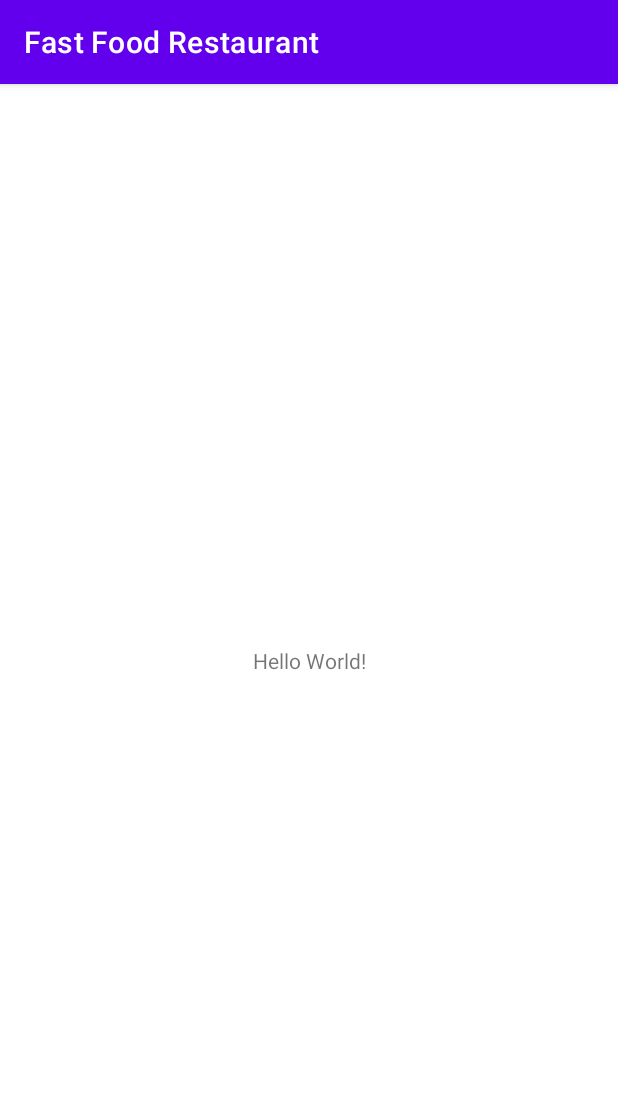
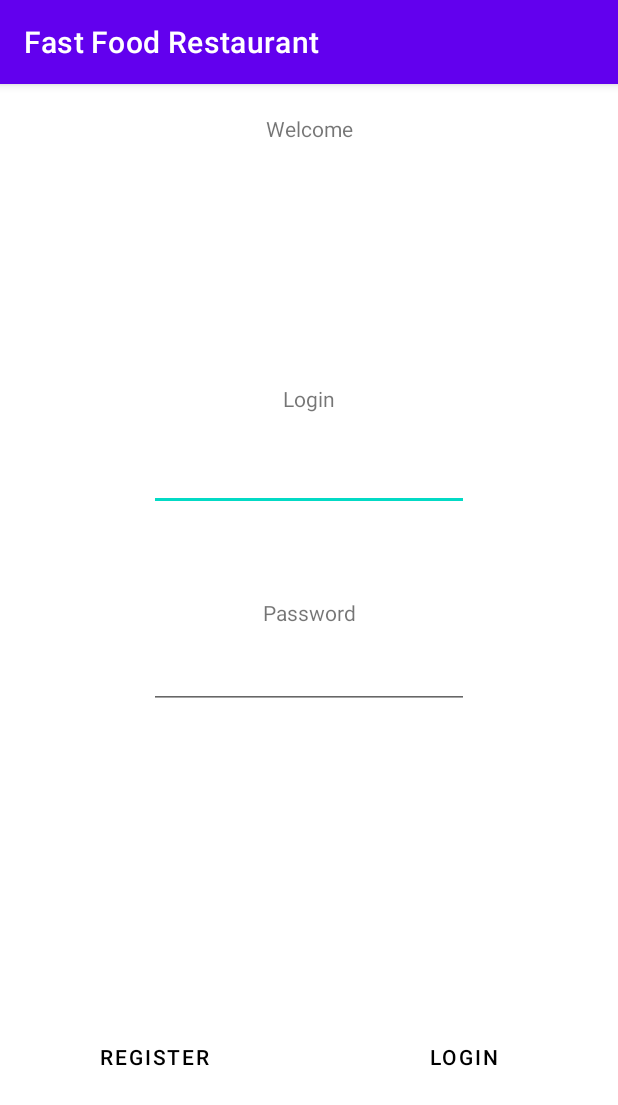
Before and after one commit to maxkonar/Fast-Food-Restaurant, an Android app: the screen it shows after launch (MainActivity), on a phone screen of 412 x 824 dp. Shown: the top 1105 px of the screen. Run offline under Robolectric (Android 15) with nearby library versions, the phone set to English and light mode, and no system bars.

Commit message:
Creating main template

```diff
--- /dev/null
+++ b/app/src/main/java/pl/KKJK/fast_food_restaurant/CustomerModel.kt
@@ -0,0 +1,11 @@
+package pl.KKJK.fast_food_restaurant
+
+class Customer {
+    var id: Int?=null
+    var login: String = ""
+    var password: String = ""
+    var name: String = ""
+    var e_mail: String = ""
+    var phone_number: Int? = null;
+
+}
--- a/app/src/main/res/layout/activity_main.xml
+++ b/app/src/main/res/layout/activity_main.xml
@@ -7,12 +7,90 @@
     tools:context=".MainActivity">
 
     <TextView
+        android:id="@+id/welcome_text"
         android:layout_width="wrap_content"
         android:layout_height="wrap_content"
-        android:text="Hello World!"
-        app:layout_constraintBottom_toBottomOf="parent"
-        app:layout_constraintLeft_toLeftOf="parent"
-        app:layout_constraintRight_toRightOf="parent"
+        android:layout_marginTop="20dp"
+        android:text="Welcome"
+        app:layout_constraintEnd_toEndOf="parent"
+        app:layout_constraintHorizontal_bias="0.501"
+        app:layout_constraintStart_toStartOf="parent"
         app:layout_constraintTop_toTopOf="parent" />
 
+    <EditText
+        android:id="@+id/login_input"
+        android:layout_width="wrap_content"
+        android:layout_height="wrap_content"
+        android:layout_marginBottom="58dp"
+        android:ems="10"
+        android:inputType="textPersonName"
+        app:layout_constraintBottom_toTopOf="@+id/login_text2"
+        app:layout_constraintEnd_toEndOf="@+id/password_input"
+        app:layout_constraintStart_toStartOf="@+id/password_input"
+        app:layout_constraintTop_toBottomOf="@+id/login_text" />
+
+    <TextView
+        android:id="@+id/login_text"
+        android:layout_width="wrap_content"
+        android:layout_height="wrap_content"
+        android:layout_marginTop="200dp"
+        android:layout_marginBottom="20dp"
+        android:text="Login"
+        app:layout_constraintBottom_toTopOf="@+id/login_input"
+        app:layout_constraintEnd_toEndOf="@+id/login_input"
+        app:layout_constraintStart_toStartOf="@+id/login_input"
+        app:layout_constraintTop_toTopOf="parent" />
+
+    <TextView
+        android:id="@+id/login_text2"
+        android:layout_width="wrap_content"
+        android:layout_height="wrap_content"
+        android:layout_marginBottom="9dp"
+        android:text="Password"
+        app:layout_constraintBottom_toTopOf="@+id/password_input"
+        app:layout_constraintEnd_toEndOf="@+id/password_input"
+        app:layout_constraintStart_toStartOf="@+id/password_input"
+        app:layout_constraintTop_toBottomOf="@+id/login_input" />
+
+    <EditText
+        android:id="@+id/password_input"
+        android:layout_width="wrap_content"
+        android:layout_height="wrap_content"
+        android:layout_marginBottom="112dp"
+        android:ems="10"
+        android:inputType="textPassword"
+        app:layout_constraintBottom_toTopOf="@+id/linearLayout3"
+        app:layout_constraintEnd_toEndOf="parent"
+        app:layout_constraintStart_toStartOf="parent"
+        app:layout_constraintTop_toBottomOf="@+id/login_text2" />
+
+    <LinearLayout
+        android:id="@+id/linearLayout3"
+        android:layout_width="match_parent"
+        android:layout_height="0dp"
+        android:orientation="horizontal"
+        app:layout_constraintBottom_toBottomOf="parent"
+        app:layout_constraintEnd_toEndOf="parent"
+        app:layout_constraintStart_toStartOf="parent"
+        app:layout_constraintTop_toBottomOf="@+id/password_input">
+
+        <Button
+            android:id="@+id/register_button"
+            android:layout_width="match_parent"
+            android:layout_height="match_parent"
+            android:layout_weight="1"
+            android:background="@android:color/transparent"
+            android:text="Register"
+            android:textColor="@color/black" />
+
+        <Button
+            android:id="@+id/login_button"
+            android:layout_width="match_parent"
+            android:layout_height="match_parent"
+            android:layout_weight="1"
+            android:background="@android:color/transparent"
+            android:text="Login"
+            android:textColor="@color/black" />
+    </LinearLayout>
+
 </androidx.constraintlayout.widget.ConstraintLayout>
```
